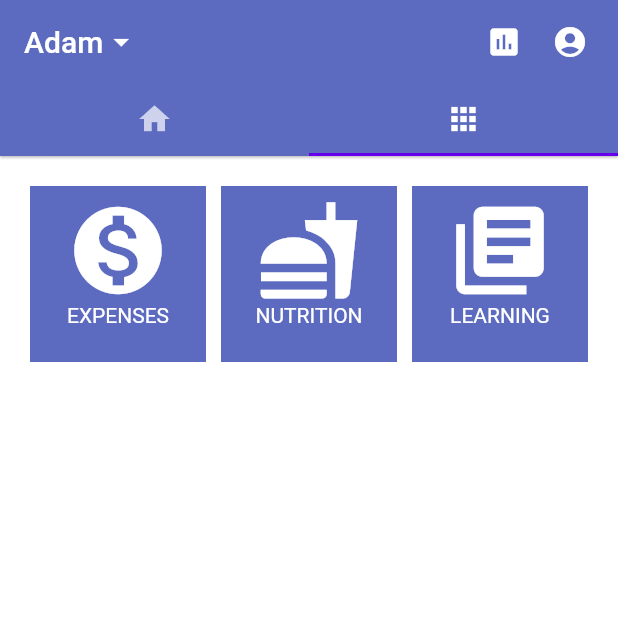
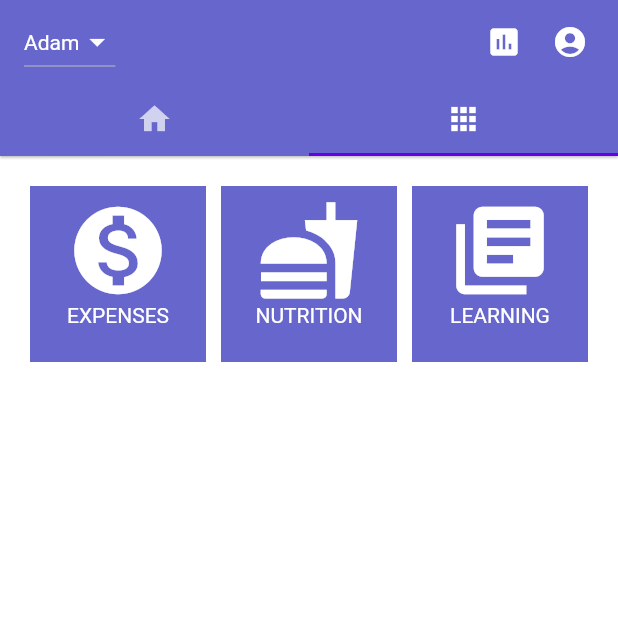
Before and after one commit to ajacin/mylilone, a Flutter app: the screen it shows after launch, tab 2 chosen, on a phone screen of 412 x 824 dp, the top half of it. Run offline on Flutter 3.47's test engine with Material 2 defaults, Android fonts, the phone set to English and light mode, and no system bars; our stand-ins replace circular_profile_avatar, cloud_firestore, fluttertoast; accounts and stored records are empty; network calls fail.

Commit message:
dropdown button for selecting child

```diff
--- a/lib/home.dart
+++ b/lib/home.dart
@@ -2,43 +2,59 @@ import 'package:flutter/material.dart';
 import 'package:my_lil_one/tabs/BasicInfoScreen.dart';
 import 'package:my_lil_one/tabs/DetailScreen.dart';
 
-class Home extends StatefulWidget{
+class Home extends StatefulWidget {
   @override
   _HomeState createState() => new _HomeState();
 }
 
-class _HomeState extends State<Home> with SingleTickerProviderStateMixin{
-
+class _HomeState extends State<Home> with SingleTickerProviderStateMixin {
   TabController _tabController;
   bool floatingButton = true;
-
+  String accountDropdownValue = "Adam";
   @override
-
   void initState() {
     super.initState();
-    _tabController = TabController(vsync:this,initialIndex: 0,length:2 );
-    _tabController.addListener((){
-    if(_tabController.index ==1){
+    _tabController = TabController(vsync: this, initialIndex: 0, length: 2);
+    _tabController.addListener(() {
+      if (_tabController.index == 1) {
         floatingButton = true;
       } else {
-        floatingButton =false;
+        floatingButton = false;
       }
 
-      setState(() {
-
+      setState(() {});
     });
   }
 
-    );
-  }
-
-Widget build(BuildContext context){
+  Widget build(BuildContext context) {
     return Scaffold(
       appBar: AppBar(
         title: Row(
           children: <Widget>[
-          Text("Adam"),
-          Icon(Icons.arrow_drop_down),
+            DropdownButton(
+              value: accountDropdownValue,
+              icon: Icon(
+                Icons.arrow_drop_down,
+                color: Theme.of(context).accentColor,
+              ),
+              elevation: 16,
+              style: TextStyle(color: Theme.of(context).accentColor),
+              onChanged: (String newValue) {
+                setState(() {
+                  accountDropdownValue = newValue;
+                });
+              },
+              items: <String>['Adam', 'Eve', 'Kate']
+                  .map<DropdownMenuItem<String>>((String value) {
+                return DropdownMenuItem<String>(
+                  value: value,
+                  child: Text(
+                    value,
+                    style: TextStyle(color: Theme.of(context).accentColor),
+                  ),
+                );
+              }).toList(),
+            ),
           ],
         ),
         elevation: 0.7,
@@ -47,7 +63,7 @@ Widget build(BuildContext context){
           indicatorColor: Color(0xff6600EB),
           tabs: <Widget>[
             Tab(icon: Icon(Icons.home)),
-            Tab(icon:Icon(Icons.apps)),
+            Tab(icon: Icon(Icons.apps)),
           ],
         ),
         actions: <Widget>[
@@ -59,7 +75,6 @@ Widget build(BuildContext context){
           Padding(
             padding: const EdgeInsets.symmetric(horizontal: 10.0),
           ),
-
         ],
       ),
       body: TabBarView(
--- a/lib/main.dart
+++ b/lib/main.dart
@@ -12,8 +12,9 @@ class MyLilOne extends StatelessWidget{
     return new MaterialApp(
       title:"LIL ONE",
       theme: new ThemeData(
-        primaryColor: new Color(0xff5C6BC0),
+        primaryColor: new Color(0xff6666CC),
         accentColor: new Color(0xffFFFFFF),
+        canvasColor: new Color(0xff1F3C8A),
         textTheme: new TextTheme(
           body1: new TextStyle(color:new Color(0xffC8A4F8),),
         )
```
Lines whose indentation alone changed are shown as unchanged.
